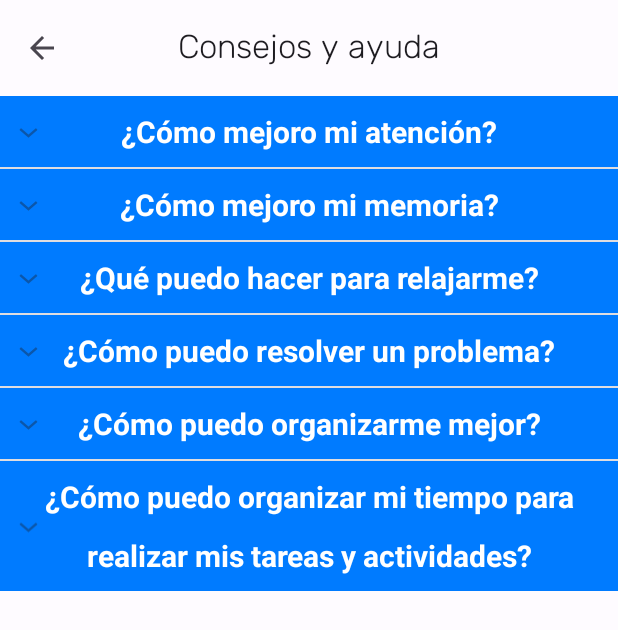
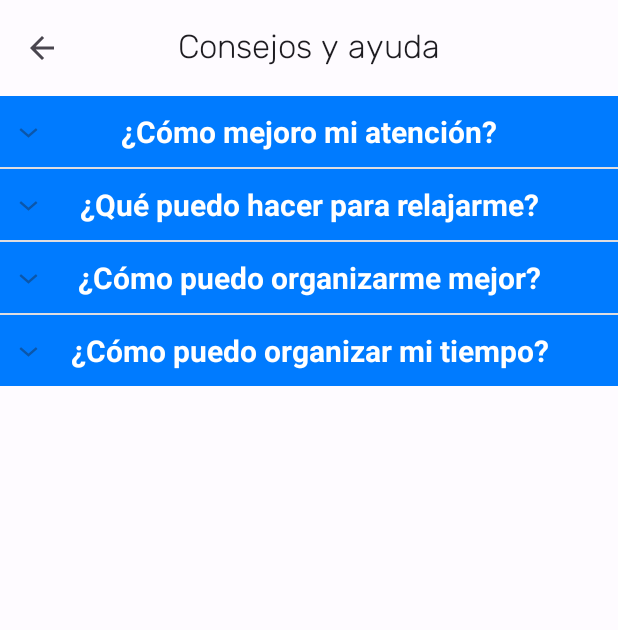
Before and after one commit to claravbr/ediaries_android, an Android app: the ConsejosActivity screen opened directly, with no data from a screen before it, on a phone screen of 412 x 824 dp. Shown: the top 630 px of the screen. Run offline under Robolectric (Android 15) with nearby library versions, the phone set to English and light mode, and no system bars.

Commit message:
ED-18 Consejos de la aplicacion

```diff
--- a/app/src/main/java/com/uclm/louise/ediaries/activity/ConsejosActivity.java
+++ b/app/src/main/java/com/uclm/louise/ediaries/activity/ConsejosActivity.java
@@ -13,7 +13,9 @@ import com.uclm.louise.ediaries.R;
 import com.uclm.louise.ediaries.utils.ExpLVAdapter;
 
 import java.util.ArrayList;
+import java.util.Arrays;
 import java.util.HashMap;
+import java.util.List;
 import java.util.Map;
 
 public class ConsejosActivity extends AppCompatActivity {
@@ -21,7 +23,7 @@ public class ConsejosActivity extends AppCompatActivity {
     private ExpandableListView listaconsejos;
     private ExpLVAdapter adapter;
     private ArrayList<String> listPregunta;
-    private Map<String, String> mapChild;
+    private Map<String, List<String>> mapChild;
 
     MaterialToolbar topAppBar;
 
@@ -51,19 +53,74 @@ public class ConsejosActivity extends AppCompatActivity {
     }
 
     private void cargarDatos(){
+
+        List<String> respuestasAtencion = Arrays.asList(
+                "Descubre lo que te molesta, evita los desencadenantes, reconoce los primeros signos de tu enfado o nerviosismo.",
+                "Tómate un descanso, aléjate de la situación.",
+                "Intenta contar hasta 10 despacio, bebe agua.",
+                "Date un paseo si la situación lo permite.",
+                "Imagina que estás en otro lugar, piensa en un sitio en el que te sientas cómodo.",
+                "Respira profundamente: inspira lentamente contando hasta 8 y mantén la respiración contando hasta 4, luego exhala lentamente contando hasta 8. Repítelo 3 o 4 veces.",
+                "Practica la relajación muscular, yoga o meditación."
+        );
+
+        List<String> respuestasRelajarse = Arrays.asList(
+                "Juega con un pequeño objeto entre los dedos, una pelota anti-estrés por ejemplo.",
+                "Busca un lugar para estudiar libre de distracciones.",
+                "Intenta garabatear o dibujar en un papel mientras escuchas. Solo funciona si puedes dibujar y escuchar al mismo tiempo.",
+                "Utiliza diferentes tipos de lápices, rotuladores, bolígrafos para hacer que te resulte más interesante la tarea.",
+                "Ten a mano una botella de agua cerca para ir bebiendo mientras trabajas o escuchas.",
+                "A veces estudiar o trabajar con música de fondo puede resultar útil. Averigua qué música te ayuda a concentrarte.",
+                "Tómate descansos. Trabaja durante 15-20 minutos, luego muévete, levántate o haz algún movimiento. Vuelve al trabajo otros 16 minutos y tómate otro descanso de 2 minutos.",
+                "Utiliza un reloj o cronómetro para controlar el tiempo.",
+                "Realiza ejercicio físico de manera regular. Incluye el deporte en tu rutina diaria.",
+                "Incluye en tu rutina diaria salir al exterior, especialmente a espacios verdes.",
+                "Utiliza subrayadores para concentrarte en lo importante que tienes que estudiar.",
+                "Para estudiar, puedes probar a grabar lo que necesitas aprender y escucharlo varias veces o repetir la grabación y comprobar que lo has hecho bien.",
+                "Algunas personas se concentran más cuando se mueven. Intenta leer de pie o caminando por casa si necesitas moverte.",
+                "Hacer ejercicio físico antes de estudiar puede ayudar a concentrarte.",
+                "En clase, siéntate delante."
+        );
+
+        List<String> respuestasOrganizarse = Arrays.asList(
+                "Anota palabras clave en clase mientras escuchas.",
+                "Distribuye bien el tiempo.",
+                "Calcula el tiempo necesario para realizar una actividad antes de realizarla.",
+                "Controla el tiempo y compara el resultado con tu predicción.",
+                "Usa cronómetro, avisadores, alarmas o recordatorios en el móvil.",
+                "Anota la tarea y fecha de entrega.",
+                "Cuando tengas tareas importantes, divide la tarea en pasos más pequeños y anota cada uno de los pasos en el calendario.",
+                "Asigna tiempo a cada tarea.",
+                "Intenta repartir las cosas que tienes que hacer para que no quede demasiado recargado el horario.",
+                "Deja tiempo para imprevistos.",
+                "Revisa la agenda cada día. Ponte una rutina para revisar la agenda, por ejemplo, por las mañanas antes de ir al colegio y por las tardes al volver del colegio.",
+                "Al llegar a casa, después de comer, repasa la agenda para poder planificarte.",
+                "Organiza tus cosas. Coloca tus libros y materiales en una estantería en tu habitación o armario.",
+                "Si te gustan los colores, también los puedes utilizar para organizarte. Por ejemplo, rojo para matemáticas, separador azul para inglés. Utiliza clasificadores.",
+                "Elige un día y hora de cada semana para limpiar la mochila, mesa o estantería.",
+                "Prepara tu mochila para ir al colegio la noche anterior.",
+                "Mira el tiempo que hará al día siguiente y prepárate la ropa la noche anterior.",
+                "Si trabajas con ordenador para realizar trabajos, haz una copia de seguridad de tus trabajos.",
+                "Revisa el trabajo realizado para detectar errores. Para revisar, puede ayudarte leerlo en voz alta para comprobar que lo que hayas escrito tiene sentido y es lo que quieres decir.",
+                "Utiliza la opción de revisión de la ortografía en el ordenador.",
+                "Organiza las ideas con esquemas, por ejemplo, o por prioridad e importancia."
+        );
+
+        List<String> respuestaOrganizarTiempo = Arrays.asList(
+                "Establece un tiempo para cuidarte, ducharte, comer, dormir, etc.",
+                "Duerme lo suficiente.",
+                "Come adecuadamente."
+        );
+
         listPregunta.add("¿Cómo mejoro mi atención?");
-        listPregunta.add("¿Cómo mejoro mi memoria?");
         listPregunta.add("¿Qué puedo hacer para relajarme?");
-        listPregunta.add("¿Cómo puedo resolver un problema?");
         listPregunta.add("¿Cómo puedo organizarme mejor?");
-        listPregunta.add("¿Cómo puedo organizar mi tiempo para realizar mis tareas y actividades?");
+        listPregunta.add("¿Cómo puedo organizar mi tiempo?");
 
-        mapChild.put(listPregunta.get(0), "Establece un entorno de estudio tranquilo y libre de distracciones.");
-        mapChild.put(listPregunta.get(1), "Utiliza técnicas de estudio que te ayuden a retener información, como resumir o hacer esquemas.");
-        mapChild.put(listPregunta.get(2), "Aprende técnicas de respiración profunda y relajación muscular para reducir el estrés y la ansiedad.");
-        mapChild.put(listPregunta.get(3), "Divide el problema en pasos más pequeños y abórdalos de forma secuencial.");
-        mapChild.put(listPregunta.get(4), "Establece una rutina diaria y usa listas de tareas para asegurar que no se te olvide nada importante");
-        mapChild.put(listPregunta.get(5), "Planifica tus actividades diarias, establece prioridades y utiliza temporizadores para mantenerte enfocado en cada tarea.");
+        mapChild.put(listPregunta.get(0), respuestasAtencion);
+        mapChild.put(listPregunta.get(1), respuestasRelajarse);
+        mapChild.put(listPregunta.get(2), respuestasOrganizarse);
+        mapChild.put(listPregunta.get(3), respuestaOrganizarTiempo);
 
         adapter = new ExpLVAdapter(listPregunta, mapChild, this);
         listaconsejos.setAdapter((adapter));
--- a/app/src/main/java/com/uclm/louise/ediaries/utils/ExpLVAdapter.java
+++ b/app/src/main/java/com/uclm/louise/ediaries/utils/ExpLVAdapter.java
@@ -10,15 +10,16 @@ import android.widget.TextView;
 import com.uclm.louise.ediaries.R;
 
 import java.util.ArrayList;
+import java.util.List;
 import java.util.Map;
 
 public class ExpLVAdapter extends BaseExpandableListAdapter {
 
     private ArrayList<String> listPregunta;
-    private Map<String, String> mapChild;
+    private Map<String, List<String>> mapChild;
     private Context context;
 
-    public ExpLVAdapter(ArrayList<String> listPregunta, Map<String, String> mapChild, Context context) {
+    public ExpLVAdapter(ArrayList<String> listPregunta, Map<String, List<String>> mapChild, Context context) {
         this.listPregunta = listPregunta;
         this.mapChild = mapChild;
         this.context = context;
@@ -31,7 +32,9 @@ public class ExpLVAdapter extends BaseExpandableListAdapter {
 
     @Override
     public int getChildrenCount(int groupPosition) {
-        return 1;
+        String pregunta = listPregunta.get(groupPosition);
+        List<String> childList = mapChild.get(pregunta);
+        return childList != null ? childList.size() : 0;
     }
 
     @Override
@@ -42,30 +45,33 @@ public class ExpLVAdapter extends BaseExpandableListAdapter {
     @Override
     public Object getChild(int groupPosition, int childPosition) {
         String pregunta = listPregunta.get(groupPosition);
-        return mapChild.get(pregunta);
+        List<String> childList = mapChild.get(pregunta);
+        if (childList != null && childPosition < childList.size()) {
+            return childList.get(childPosition);
+        }
+        return null;
     }
 
     @Override
     public long getGroupId(int groupPosition) {
-        return 0;
+        return groupPosition;
     }
 
     @Override
     public long getChildId(int groupPosition, int childPosition) {
-        return 0;
+        return childPosition;
     }
 
     @Override
     public boolean hasStableIds() {
-        return false;
+        return true; // Puedes establecerlo en true si los ID son estables
     }
 
     @Override
     public View getGroupView(int groupPosition, boolean isExpanded, View convertView, ViewGroup parent) {
-
         String tituloPregunta = (String) getGroup(groupPosition);
         convertView = LayoutInflater.from(context).inflate(R.layout.elv_group, null);
-        TextView lvGroup = (TextView) convertView.findViewById(R.id.lvGroup);
+        TextView lvGroup = convertView.findViewById(R.id.lvGroup);
         lvGroup.setText(tituloPregunta);
 
         return convertView;
@@ -75,14 +81,14 @@ public class ExpLVAdapter extends BaseExpandableListAdapter {
     public View getChildView(int groupPosition, int childPosition, boolean isLastChild, View convertView, ViewGroup parent) {
         String item = (String) getChild(groupPosition, childPosition);
         convertView = LayoutInflater.from(context).inflate(R.layout.elv_child, null);
-        TextView lvChild = (TextView) convertView.findViewById(R.id.lvChild);
+        TextView lvChild = convertView.findViewById(R.id.lvChild);
         lvChild.setText(item);
 
         return convertView;
     }
 
     @Override
-    public boolean isChildSelectable(int i, int i1) {
+    public boolean isChildSelectable(int groupPosition, int childPosition) {
         return true;
     }
 }
--- a/app/src/main/res/layout/elv_child.xml
+++ b/app/src/main/res/layout/elv_child.xml
@@ -9,8 +9,12 @@
         android:id="@+id/lvChild"
         android:layout_width="match_parent"
         android:layout_height="match_parent"
-        android:layout_marginStart="16dp"
+        android:layout_marginStart="24dp"
+        android:layout_marginTop="8dp"
+        android:layout_marginEnd="24dp"
+        android:layout_marginBottom="8dp"
         android:textSize="20sp"
+        app:layout_constraintBottom_toBottomOf="parent"
         app:layout_constraintEnd_toEndOf="parent"
         app:layout_constraintStart_toStartOf="parent"
         app:layout_constraintTop_toTopOf="parent" />
```
